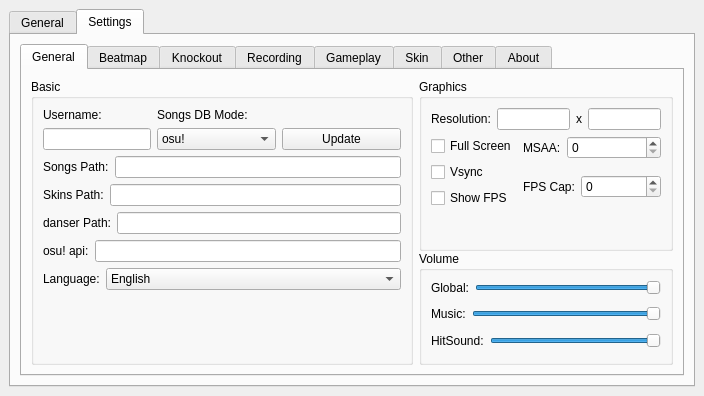
Above: src/ui/designer/MainWindow.ui from spaceskynet/danser-gui before the change. Below: the same form after it.
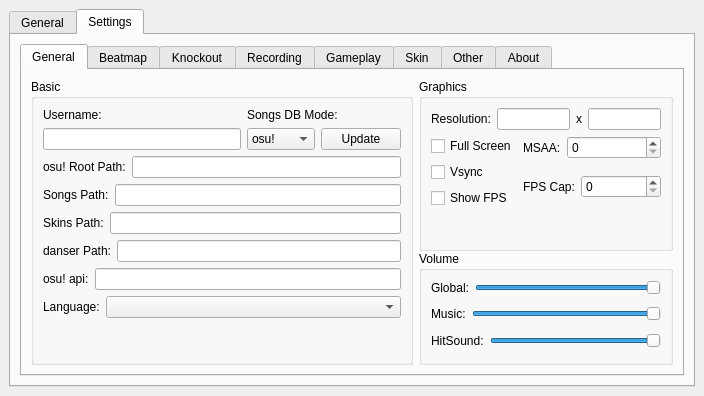
That is the form after the change. The open tabs and pages were chosen to show the change. Custom widgets are drawn as their Qt base class.

What changed in the file:
```diff
--- a/src/ui/designer/MainWindow.ui
+++ b/src/ui/designer/MainWindow.ui
@@ -234,29 +234,14 @@
                    <string>Basic</string>
                   </property>
                   <layout class="QGridLayout" name="gridLayout_6">
+                   <item row="1" column="0">
+                    <widget class="QWidget" name="empty_widget_8" native="true"/>
+                   </item>
                    <item row="0" column="0">
-                    <layout class="QFormLayout" name="basicFormLayout">
+                    <layout class="QGridLayout" name="basicGridLayout">
                      <property name="horizontalSpacing">
                       <number>6</number>
                      </property>
-                     <item row="0" column="0">
-                      <layout class="QVBoxLayout" name="usernameVerticalLayout">
-                       <item>
-                        <widget class="QLabel" name="usernameLabel">
-                         <property name="text">
-                          <string>Username:</string>
-                         </property>
-                        </widget>
-                       </item>
-                       <item>
-                        <widget class="QLineEdit" name="usernameLineEdit">
-                         <property name="toolTip">
-                          <string>Your username (not the username of the replay)</string>
-                         </property>
-                        </widget>
-                       </item>
-                      </layout>
-                     </item>
                      <item row="0" column="1">
                       <layout class="QGridLayout" name="songsDBGridLayout">
                        <item row="0" column="0" colspan="2">
@@ -289,7 +274,7 @@
                        </item>
                       </layout>
                      </item>
-                     <item row="1" column="0" colspan="2">
+                     <item row="2" column="0" colspan="2">
                       <layout class="QFormLayout" name="songsPathFormLayout">
                        <item row="0" column="0">
                         <widget class="QLabel" name="songsPathLabel">
@@ -307,25 +292,7 @@
                        </item>
                       </layout>
                      </item>
-                     <item row="2" column="0" colspan="2">
-                      <layout class="QFormLayout" name="skinsPathFormLayout">
-                       <item row="0" column="0">
-                        <widget class="QLabel" name="skinsPathLabel">
-                         <property name="text">
-                          <string>Skins Path:</string>
-                         </property>
-                        </widget>
-                       </item>
-                       <item row="0" column="1">
-                        <widget class="QClickedLineEdit" name="skinsPathLineEdit">
-                         <property name="readOnly">
-                          <bool>true</bool>
-                         </property>
-                        </widget>
-                       </item>
-                      </layout>
-                     </item>
-                     <item row="3" column="0" colspan="2">
+                     <item row="4" column="0" colspan="2">
                       <layout class="QFormLayout" name="danserPathFormLayout">
                        <item row="0" column="0">
                         <widget class="QLabel" name="danserPathLabel">
@@ -343,7 +310,39 @@
                        </item>
                       </layout>
                      </item>
-                     <item row="4" column="0" colspan="2">
+                     <item row="6" column="0" colspan="2">
+                      <layout class="QFormLayout" name="languageFormLayout">
+                       <item row="0" column="0">
+                        <widget class="QLabel" name="languageLabel">
+                         <property name="text">
+                          <string>Language:</string>
+                         </property>
+                        </widget>
+                       </item>
+                       <item row="0" column="1">
+                        <widget class="QComboBox" name="languageComboBox"/>
+                       </item>
+                      </layout>
+                     </item>
+                     <item row="3" column="0" colspan="2">
+                      <layout class="QFormLayout" name="skinsPathFormLayout">
+                       <item row="0" column="0">
+                        <widget class="QLabel" name="skinsPathLabel">
+                         <property name="text">
+                          <string>Skins Path:</string>
+                         </property>
+                        </widget>
+                       </item>
+                       <item row="0" column="1">
+                        <widget class="QClickedLineEdit" name="skinsPathLineEdit">
+                         <property name="readOnly">
+                          <bool>true</bool>
+                         </property>
+                        </widget>
+                       </item>
+                      </layout>
+                     </item>
+                     <item row="5" column="0" colspan="2">
                       <layout class="QFormLayout" name="osuApiFormLayout">
                        <item row="0" column="0">
                         <widget class="QLabel" name="osuApiPathLabel">
@@ -364,27 +363,38 @@
                        </item>
                       </layout>
                      </item>
-                     <item row="5" column="0" colspan="2">
-                      <layout class="QFormLayout" name="languageFormLayout">
+                     <item row="0" column="0">
+                      <layout class="QVBoxLayout" name="usernameVerticalLayout">
+                       <item>
+                        <widget class="QLabel" name="usernameLabel">
+                         <property name="text">
+                          <string>Username:</string>
+                         </property>
+                        </widget>
+                       </item>
+                       <item>
+                        <widget class="QLineEdit" name="usernameLineEdit">
+                         <property name="toolTip">
+                          <string>Your username (not the username of the replay)</string>
+                         </property>
+                        </widget>
+                       </item>
+                      </layout>
+                     </item>
+                     <item row="1" column="0" colspan="2">
+                      <layout class="QFormLayout" name="osuRootPathFormLayout">
                        <item row="0" column="0">
-                        <widget class="QLabel" name="languageLabel">
+                        <widget class="QLabel" name="osuRootPathLabel">
                          <property name="text">
-                          <string>Language:</string>
+                          <string>osu! Root Path:</string>
                          </property>
                         </widget>
                        </item>
                        <item row="0" column="1">
-                        <widget class="QComboBox" name="languageComboBox">
-                         <item>
-                          <property name="text">
-                           <string>English</string>
-                          </property>
-                         </item>
-                         <item>
-                          <property name="text">
-                           <string>Chinese(Simplified)</string>
-                          </property>
-                         </item>
+                        <widget class="QClickedLineEdit" name="osuRootPathLineEdit">
+                         <property name="readOnly">
+                          <bool>true</bool>
+                         </property>
                         </widget>
                        </item>
                       </layout>
```
